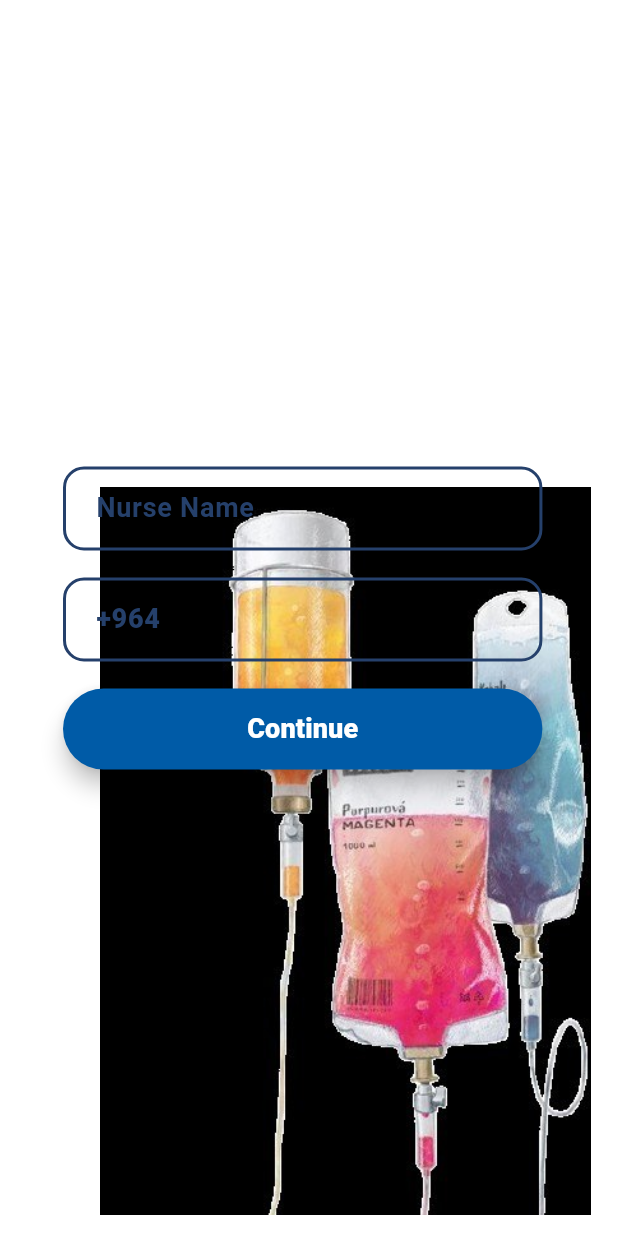
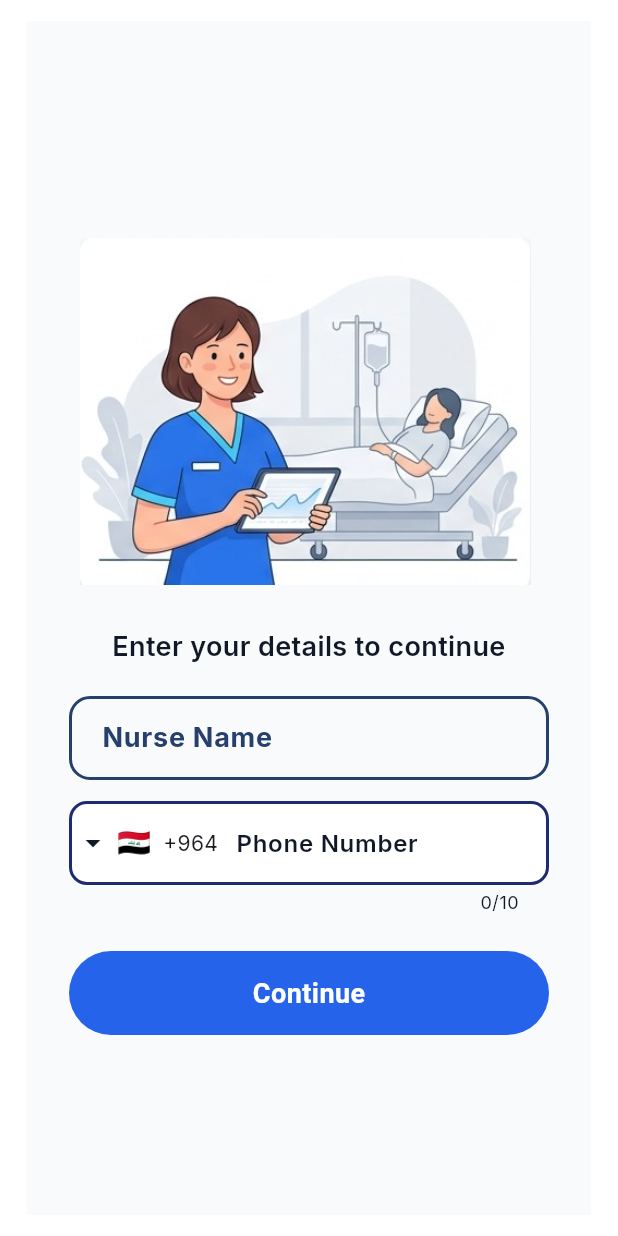
Before and after one commit to zahraai3/ivis, a Flutter app: the screen it shows after launch, on a phone screen of 412 x 824 dp. Run offline on Flutter 3.47's test engine with Material 3 defaults, Android fonts, the phone set to English and light mode, and no system bars; drawn by our look-alikes of intl_phone_field; our stand-ins replace google_fonts.

Commit message:
integrate `google_fonts` and `intl_phone_field` dependencies, implement a new custom theme, and update the introduction screen UI.
- Add `google_fonts` and `intl_phone_field` to `pubspec.yaml`.
- Register new image assets: `datanurse.jpg`, `diffiv.jpg`, `madbg.jpeg`, and `nurse.jpg`.
- Implement a comprehensive theme system in `lib/theme/app_theme.dart` defining medical-styled colors, typography, and component styles.
- Replace standard phone text input with `IntlPhoneField` for better validation and country code support.
- Apply the new theme to `MaterialApp` and refactor the `_introPage` layout with updated styling and assets.
- Update `_logout` and data handling to include `nurseFullPhone`.

```diff
--- a/lib/main.dart
+++ b/lib/main.dart
@@ -1,12 +1,8 @@
-// ============================================================
-// main.dart — ملف التطبيق الرئيسي
-// التطبيق: Codey — نظام مراقبة السيروم الوريدي (IV Monitor)
-// الفكرة: الممرضة تدخل بياناتها وبيانات السيروم، والتطبيق
-//         يتواصل مع جهاز ESP عبر WiFi ويعرض نسبة السيروم المتبقية
-// ============================================================
-
 // import 'dart:convert'; // لتحويل البيانات من/إلى JSON عند التواصل مع الجهاز
 import 'package:flutter/material.dart'; // مكتبة Flutter الأساسية للواجهة
+import 'package:intl_phone_field/intl_phone_field.dart';
+import 'theme/app_theme.dart'; //الملف الخاص بثيم التطبيق بشكل عام
+import 'package:google_fonts/google_fonts.dart';
 // import 'package:http/http.dart' as http; // لإرسال طلبات HTTP للجهاز (ESP)
 
 // ── نقطة البداية ──────────────────────────────────────────
@@ -22,8 +18,9 @@ class CodeyApp extends StatelessWidget {
 
   @override
   Widget build(BuildContext context) {
-    return const MaterialApp(
+    return MaterialApp(
       debugShowCheckedModeBanner: false, // إخفاء شريط DEBUG الأحمر
+      theme: AppTheme.themeData, //اضافه الثيم
       home: CodeySetupScreen(), // الشاشة الأولى عند فتح التطبيق
     );
   }
@@ -149,6 +146,7 @@ class _CodeySetupScreenState extends State<CodeySetupScreen> {
   // المستخدمة فعلياً هي _appLogoutToIntroOnly
   void _logout() {
     nurseNameCtrl.clear();
+    nurseFullPhone = '';
     nursePhoneCtrl.text = '+964';
     roomCtrl.clear();
     _lastSetupKey = '';
@@ -182,9 +180,10 @@ class _CodeySetupScreenState extends State<CodeySetupScreen> {
   // ونقدر نقرأ/نمسح القيمة منه في أي وقت
   final TextEditingController nurseNameCtrl = TextEditingController();
   final TextEditingController nursePhoneCtrl =
-  TextEditingController(text: '+964'); // رقم العراق افتراضي
+  TextEditingController();
   final TextEditingController roomCtrl = TextEditingController();
 
+  String nurseFullPhone = '';
   // ── دالة عرض رسالة مؤقتة (SnackBar) ───────────────────
   // تظهر في أسفل الشاشة لثواني ثم تختفي
   // نتحقق من mounted عشان ما نعرضها لو الشاشة اتدمرت
@@ -865,56 +864,79 @@ class _CodeySetupScreenState extends State<CodeySetupScreen> {
   Widget _introPage(BoxConstraints c) {
     return Stack(
       children: [
-        // خلفية بيضاء
-        const Positioned.fill(
-          child: ColoredBox(color: Colors.white),
+         Positioned.fill(
+          child: ColoredBox(color: AppColors.background),
         ),
-        // صورة كيس السيروم في الخلفية (يمين أسفل)
-        // IgnorePointer عشان ما تستقبل اللمسات وتتعارض مع حقول الإدخال
         Positioned(
-          right: -30,
-          bottom: -20,
+          right: 40,
+          bottom: 420,
           child: IgnorePointer(
             child: Image.asset(
-              'assets/images/ivbag.jpg',
-              width: c.maxWidth * 0.95,
+              'assets/images/nurse.jpg',
+              width: c.maxWidth * 0.8,
               fit: BoxFit.contain,
             ),
           ),
         ),
-        // حقول الإدخال وزر المتابعة
         Align(
-          alignment: Alignment.centerLeft,
-          child: Padding(
-            padding: const EdgeInsets.only(left: 24),
-            child: SizedBox(
-              width: c.maxWidth * 0.85,
+          alignment: Alignment.bottomCenter,
+          child: SingleChildScrollView(
+            padding: const EdgeInsets.symmetric(horizontal: 28),
             child: Column(
               mainAxisSize: MainAxisSize.min,
               crossAxisAlignment: CrossAxisAlignment.stretch,
               children: [
+                const SizedBox(height: 6),
+                Text(
+                  'Enter your details to continue',
+                  textAlign: TextAlign.center,
+                  style: AppTextStyles.bodyMedium.copyWith(
+                    color: AppColors.textPrimary,
+                    fontWeight: FontWeight.w600,
+                    fontSize: 18
+                  ),
+                ),
+
+                const SizedBox(height: 20),
                 _IntroField(controller: nurseNameCtrl, hint: 'Nurse Name'),
-                  const SizedBox(height: 18),
-                  _IntroField(
+                const SizedBox(height: 14),
+                IntlPhoneField(
                   controller: nursePhoneCtrl,
-                    hint: '+964XXXXXXXXXX',
-                    keyboardType: TextInputType.phone,
+                  initialCountryCode: 'IQ', // العراق افتراضي
+                  decoration: InputDecoration(
+                    hintText: 'Phone Number',
+                    hintStyle: TextStyle(
+                    color: AppColors.textPrimary,
+                      fontWeight: FontWeight.w600,
                     ),
-                  const SizedBox(height: 18),
+                    enabledBorder: OutlineInputBorder(
+                    borderRadius: BorderRadius.circular(AppDimensions.radiusMD),
+                    borderSide: const BorderSide(color: Color(0xFF1D2B71), width: 2),
+                    ),
+                    focusedBorder: OutlineInputBorder(
+                    borderRadius: BorderRadius.circular(AppDimensions.radiusMD),
+                    borderSide: const BorderSide(color: AppColors.borderFocused, width: 2),
+                    ),
+                  ),
+                  onChanged: (phone) {
+                    nurseFullPhone = phone.completeNumber; // +9647701234567
+                    // phone.completeNumber يعطيك الرقم كامل مع المفتاح
+                    // مثلاً: +9647701234567
+                  },
+                ),
+                const SizedBox(height: 24),
                 SizedBox(
-                    width: 260,
-                    height: 54,
+                  height: AppDimensions.buttonHeightLG,
                   child: ElevatedButton(
                     style: ElevatedButton.styleFrom(
-                        backgroundColor: const Color(0xFF005BA7),
+                      backgroundColor: AppColors.primary,
                       shape: const StadiumBorder(),
-                        elevation: 6,
+                      elevation: 0,
                     ),
                     onPressed: () async {
                       final name = nurseNameCtrl.text.trim();
                       final phone = nursePhoneCtrl.text.trim();
 
-                        // تحقق إن الاسم مو فاضي
                       if (name.isEmpty) {
                         _showMsg('Please fill name');
                         return;
@@ -942,31 +964,23 @@ class _CodeySetupScreenState extends State<CodeySetupScreen> {
                       if (!mounted) return;
 
                       if (_lastRunning == true) {
-                          setState(() => step = 5); // رجوع للمراقبة
+                        setState(() => step = 5);
                         if (!_running) _startLiveUpdates();
                       } else {
-                          setState(() => step = -2); // انتقل لشاشة الغرفة
+                        setState(() => step = -2);
                       }
                     },
-                      child: const Text(
-                        'Continue',
-                        style: TextStyle(
-                          fontSize: 18,
-                          fontWeight: FontWeight.w800,
-                          color: Colors.white,
+                    child: Text('Continue', style: AppTextStyles.buttonLarge),
                   ),
                 ),
-                    ),
-                  ),
+                const SizedBox(height: 120),
               ],
-              ),
             ),
           ),
         ),
       ],
     );
   }
-
   // ============================================================
   // شاشة رقم الغرفة (step -2)
   // ============================================================
--- /dev/null
+++ b/lib/theme/app_theme.dart
@@ -0,0 +1,476 @@
+// ============================================================
+// app_theme.dart — ثيم التطبيق الكامل
+// التطبيق: Codey — نظام مراقبة السيروم الوريدي
+// ============================================================
+// كيفية الاستخدام:
+//   1. ضع هذا الملف في مجلد lib/theme/app_theme.dart
+//   2. في main.dart أضف: import 'theme/app_theme.dart';
+//   3. في MaterialApp أضف: theme: AppTheme.themeData,
+// ============================================================
+
+import 'package:flutter/material.dart';
+import 'package:flutter/services.dart';
+import 'package:google_fonts/google_fonts.dart';
+
+// ============================================================
+// الألوان الأساسية
+// ============================================================
+class AppColors {
+
+  // ── Primary — أزرق طبي حديث ──
+  static const Color primary        = Color(0xFF2563EB);
+  static const Color primaryLight   = Color(0xFF3B82F6); // نسخة أفتح للـ hover
+  static const Color primaryDark    = Color(0xFF1D4ED8); // نسخة أغمق للـ pressed
+
+  // ── Secondary — أخضر مهدئ ──
+  static const Color secondary      = Color(0xFF10B981);
+  static const Color secondaryLight = Color(0xFF34D399);
+  static const Color secondaryDark  = Color(0xFF059669);
+
+  // ── Background & Surface ──
+  static const Color background     = Color(0xFFF9FAFB); // خلفية التطبيق
+  static const Color surface        = Color(0xFFFFFFFF); // الكروت والبطاقات
+  static const Color surfaceVariant = Color(0xFFF3F4F6); // كروت ثانوية أو inputs
+
+  // ── Accent — سماوي خفيف ──
+  static const Color accent         = Color(0xFF38BDF8);
+  static const Color accentLight    = Color(0xFFBAE6FD);
+
+  // ── النصوص ──
+  static const Color textPrimary    = Color(0xFF111827); // نصوص رئيسية غامقة
+  static const Color textSecondary  = Color(0xFF6B7280); // نصوص وصفية خفيفة
+  static const Color textOnPrimary  = Color(0xFFFFFFFF); // نص فوق الأزرار الملونة
+  static const Color textDisabled   = Color(0xFF9CA3AF); // نص معطّل
+
+  // ── الحالات الطبية (مهم!) ──
+  static const Color success        = Color(0xFF22C55E); // ✅ ناجح / طبيعي
+  static const Color successLight   = Color(0xFFDCFCE7); // خلفية بطاقة النجاح
+  static const Color warning        = Color(0xFFF59E0B); // ⚠️ تحذير / أقل من 50%
+  static const Color warningLight   = Color(0xFFFEF3C7); // خلفية بطاقة التحذير
+  static const Color error          = Color(0xFFEF4444); // 🔴 خطر / أقل من 10%
+  static const Color errorLight     = Color(0xFFFEE2E2); // خلفية بطاقة الخطأ
+
+  // ── الحدود والفواصل ──
+  static const Color border         = Color(0xFFE5E7EB);
+  static const Color borderFocused  = Color(0xFF2563EB); // حدود عند التركيز
+
+  // ── الظلال ──
+  static const Color shadow         = Color(0x1A000000); // ظل خفيف 10% أسود
+
+  // ── Gradient الرئيسي (بديل الـ gradient القديم) ──
+  static const LinearGradient primaryGradient = LinearGradient(
+    begin: Alignment.topLeft,
+    end: Alignment.bottomRight,
+    colors: [Color(0xFF2563EB), Color(0xFF38BDF8)],
+  );
+
+  // ── Gradient للخلفيات الشاشات ──
+  static const LinearGradient backgroundGradient = LinearGradient(
+    begin: Alignment.topCenter,
+    end: Alignment.bottomCenter,
+    colors: [Color(0xFFEFF6FF), Color(0xFFDBEAFE)], // أزرق فاتح جداً
+  );
+}
+
+// ============================================================
+// أنماط النصوص
+
+// ============================================================
+class AppTextStyles {
+
+  // ── العناوين الكبيرة ──
+  static const TextStyle displayLarge = TextStyle(
+    fontSize: 32,
+    fontWeight: FontWeight.w800, // ExtraBold
+    color: AppColors.textPrimary,
+    letterSpacing: -0.5,
+    height: 1.2,
+  );
+
+  static const TextStyle displayMedium = TextStyle(
+    fontSize: 26,
+    fontWeight: FontWeight.w800,
+    color: AppColors.textPrimary,
+    letterSpacing: -0.3,
+    height: 1.25,
+  );
+
+  // ── عناوين الشاشات (بديل _Header الحالي) ──
+  static const TextStyle headlineLarge = TextStyle(
+    fontSize: 24,
+    fontWeight: FontWeight.w700, // Bold
+    color: AppColors.textPrimary,
+    letterSpacing: -0.2,
+  );
+
+  static const TextStyle headlineMedium = TextStyle(
+    fontSize: 20,
+    fontWeight: FontWeight.w700,
+    color: AppColors.textPrimary,
+  );
+
+  static const TextStyle headlineSmall = TextStyle(
+    fontSize: 18,
+    fontWeight: FontWeight.w600, // SemiBold
+    color: AppColors.textPrimary,
+  );
+
+  // ── نصوص الأزرار ──
+  static const TextStyle buttonLarge = TextStyle(
+    fontSize: 18,
+    fontWeight: FontWeight.w700,
+    color: AppColors.textOnPrimary,
+    letterSpacing: 0.3,
+  );
+
+  static const TextStyle buttonMedium = TextStyle(
+    fontSize: 16,
+    fontWeight: FontWeight.w600,
+    color: AppColors.textOnPrimary,
+  );
+
+  // ── نصوص الجسم ──
+  static const TextStyle bodyLarge = TextStyle(
+    fontSize: 16,
+    fontWeight: FontWeight.w400,
+    color: AppColors.textPrimary,
+    height: 1.5,
+  );
+
+  static const TextStyle bodyMedium = TextStyle(
+    fontSize: 14,
+    fontWeight: FontWeight.w400,
+    color: AppColors.textPrimary,
+    height: 1.5,
+  );
+
+  static const TextStyle bodySmall = TextStyle(
+    fontSize: 12,
+    fontWeight: FontWeight.w400,
+    color: AppColors.textSecondary,
+    height: 1.4,
+  );
+
+  // ── نصوص ثانوية ووصفية ──
+  static const TextStyle labelLarge = TextStyle(
+    fontSize: 14,
+    fontWeight: FontWeight.w500, // Medium
+    color: AppColors.textSecondary,
+    letterSpacing: 0.1,
+  );
+
+  static const TextStyle labelMedium = TextStyle(
+    fontSize: 12,
+    fontWeight: FontWeight.w500,
+    color: AppColors.textSecondary,
+    letterSpacing: 0.2,
+  );
+
+  // ── الرقم الكبير في شاشة المراقبة (%) ──
+  static const TextStyle monitorDisplay = TextStyle(
+    fontSize: 72,
+    fontWeight: FontWeight.w800,
+    letterSpacing: -2,
+    height: 1.0,
+    // اللون يتحدد ديناميكياً حسب النسبة — لا نضعه هنا
+  );
+
+  // ── نص صغير لـ ESP / التشخيص ──
+  static const TextStyle caption = TextStyle(
+    fontSize: 11,
+    fontWeight: FontWeight.w400,
+    color: AppColors.textDisabled,
+    letterSpacing: 0.3,
+  );
+}
+
+// ============================================================
+// ثوابت التصميم (Spacing, Radius, Shadows)
+// ============================================================
+class AppDimensions {
+
+  // ── المسافات ──
+  static const double spaceXS  = 4.0;
+  static const double spaceSM  = 8.0;
+  static const double spaceMD  = 16.0;
+  static const double spaceLG  = 24.0;
+  static const double spaceXL  = 32.0;
+  static const double space2XL = 48.0;
+
+  // ── الـ Padding الأفقي للشاشات ──
+  static const double screenPaddingH = 20.0;
+  static const double screenPaddingV = 16.0;
+
+  // ── زوايا الكروت والأزرار ──
+  static const double radiusSM   = 8.0;
+  static const double radiusMD   = 12.0;
+  static const double radiusLG   = 16.0;
+  static const double radiusXL   = 20.0;
+  static const double radiusFull = 999.0; // للأزرار الـ Pill
+
+  // ── ارتفاعات الأزرار ──
+  static const double buttonHeightLG = 56.0;
+  static const double buttonHeightMD = 48.0;
+  static const double buttonHeightSM = 40.0;
+
+  // ── ارتفاعات حقول الإدخال ──
+  static const double inputHeight = 56.0;
+}
+
+// ============================================================
+// الظلال (Shadows)
+// ============================================================
+class AppShadows {
+
+  // ظل خفيف للكروت
+  static List<BoxShadow> get card => [
+    BoxShadow(
+      color: AppColors.shadow,
+      blurRadius: 8,
+      offset: const Offset(0, 2),
+    ),
+  ];
+
+  // ظل متوسط للأزرار
+  static List<BoxShadow> get button => [
+    BoxShadow(
+      color: AppColors.primary.withOpacity(0.25),
+      blurRadius: 12,
+      offset: const Offset(0, 4),
+    ),
+  ];
+
+  // ظل قوي للعناصر العائمة
+  static List<BoxShadow> get floating => [
+    BoxShadow(
+      color: AppColors.shadow,
+      blurRadius: 20,
+      offset: const Offset(0, 8),
+    ),
+  ];
+}
+
+// ============================================================
+// الـ ThemeData الكامل
+// ============================================================
+class AppTheme {
+
+  // ── الثيم الرئيسي ──
+  static ThemeData get themeData {
+    return ThemeData(
+      useMaterial3: true,
+      textTheme: GoogleFonts.interTextTheme(),
+
+      // ── نظام الألوان ──
+      colorScheme: const ColorScheme.light(
+        primary:          AppColors.primary,
+        onPrimary:        AppColors.textOnPrimary,
+        primaryContainer: AppColors.accentLight,
+        secondary:        AppColors.secondary,
+        onSecondary:      AppColors.textOnPrimary,
+        surface:          AppColors.surface,
+        onSurface:        AppColors.textPrimary,
+        error:            AppColors.error,
+        onError:          AppColors.textOnPrimary,
+      ),
+
+      scaffoldBackgroundColor: AppColors.background,
+
+      // ── AppBar ──
+      appBarTheme: const AppBarTheme(
+        backgroundColor:  AppColors.primary,
+        foregroundColor:  AppColors.textOnPrimary,
+        elevation:        0,
+        centerTitle:      true,
+        systemOverlayStyle: SystemUiOverlayStyle(
+          statusBarColor:           Colors.transparent,
+          statusBarIconBrightness:  Brightness.light,
+        ),
+        titleTextStyle: TextStyle(
+          fontFamily:   'Inter',
+          fontSize:     18,
+          fontWeight:   FontWeight.w700,
+          color:        AppColors.textOnPrimary,
+        ),
+      ),
+
+      // ── الأزرار الرئيسية ──
+      elevatedButtonTheme: ElevatedButtonThemeData(
+        style: ElevatedButton.styleFrom(
+          backgroundColor:  AppColors.primary,
+          foregroundColor:  AppColors.textOnPrimary,
+          minimumSize:      const Size(double.infinity, AppDimensions.buttonHeightLG),
+          shape: RoundedRectangleBorder(
+            borderRadius: BorderRadius.circular(AppDimensions.radiusFull),
+          ),
+          elevation:        0,
+          textStyle:        AppTextStyles.buttonLarge,
+          padding: const EdgeInsets.symmetric(
+            horizontal: AppDimensions.spaceLG,
+            vertical:   AppDimensions.spaceMD,
+          ),
+        ),
+      ),
+
+      // ── الأزرار المحددة (Outlined) ──
+      outlinedButtonTheme: OutlinedButtonThemeData(
+        style: OutlinedButton.styleFrom(
+          foregroundColor:  AppColors.primary,
+          side: const BorderSide(color: AppColors.primary, width: 1.5),
+          minimumSize:      const Size(double.infinity, AppDimensions.buttonHeightLG),
+          shape: RoundedRectangleBorder(
+            borderRadius: BorderRadius.circular(AppDimensions.radiusFull),
+          ),
+          textStyle: AppTextStyles.buttonLarge.copyWith(color: AppColors.primary),
+        ),
+      ),
+
+      // ── الأزرار النصية ──
+      textButtonTheme: TextButtonThemeData(
+        style: TextButton.styleFrom(
+          foregroundColor:  AppColors.primary,
+          textStyle:        AppTextStyles.buttonMedium.copyWith(color: AppColors.primary),
+          shape: RoundedRectangleBorder(
+            borderRadius: BorderRadius.circular(AppDimensions.radiusMD),
+          ),
+        ),
+      ),
+
+      // ── حقول الإدخال ──
+      inputDecorationTheme: InputDecorationTheme(
+        filled:           true,
+        fillColor:        AppColors.surface,
+        contentPadding: const EdgeInsets.symmetric(
+          horizontal: AppDimensions.spaceMD,
+          vertical:   AppDimensions.spaceMD,
+        ),
+        hintStyle: AppTextStyles.bodyMedium.copyWith(
+          color: AppColors.textDisabled,
+        ),
+        // الحالة الطبيعية
+        enabledBorder: OutlineInputBorder(
+          borderRadius: BorderRadius.circular(AppDimensions.radiusMD),
+          borderSide: const BorderSide(color: AppColors.border, width: 1.5),
+        ),
+        // عند التركيز
+        focusedBorder: OutlineInputBorder(
+          borderRadius: BorderRadius.circular(AppDimensions.radiusMD),
+          borderSide: const BorderSide(color: AppColors.borderFocused, width: 2),
+        ),
+        // عند الخطأ
+        errorBorder: OutlineInputBorder(
+          borderRadius: BorderRadius.circular(AppDimensions.radiusMD),
+          borderSide: const BorderSide(color: AppColors.error, width: 1.5),
+        ),
+        focusedErrorBorder: OutlineInputBorder(
+          borderRadius: BorderRadius.circular(AppDimensions.radiusMD),
+          borderSide: const BorderSide(color: AppColors.error, width: 2),
+        ),
+        labelStyle: AppTextStyles.labelLarge,
+        errorStyle: AppTextStyles.bodySmall.copyWith(color: AppColors.error),
+      ),
+
+      // ── الكروت ──
+      cardTheme: CardThemeData(
+        color:         AppColors.surface,
+        elevation:     0,
+        shape: RoundedRectangleBorder(
+          borderRadius: BorderRadius.circular(AppDimensions.radiusLG),
+          side: const BorderSide(color: AppColors.border, width: 1),
+        ),
+        margin: const EdgeInsets.symmetric(
+          horizontal: 0,
+          vertical:   AppDimensions.spaceSM,
+        ),
+      ),
+
+      // ── الـ Divider ──
+      dividerTheme: const DividerThemeData(
+        color:     AppColors.border,
+        thickness: 1,
+        space:     AppDimensions.spaceMD,
+      ),
+
+      // ── الـ SnackBar ──
+      snackBarTheme: SnackBarThemeData(
+        backgroundColor:  AppColors.textPrimary,
+        contentTextStyle: AppTextStyles.bodyMedium.copyWith(
+          color: AppColors.textOnPrimary,
+        ),
+        shape: RoundedRectangleBorder(
+          borderRadius: BorderRadius.circular(AppDimensions.radiusMD),
+        ),
+        behavior: SnackBarBehavior.floating,
+        elevation: 4,
+      ),
+
+      // ── الـ Dialog ──
+      dialogTheme: DialogThemeData(
+        backgroundColor:  AppColors.surface,
+        elevation:        0,
+        shape: RoundedRectangleBorder(
+          borderRadius: BorderRadius.circular(AppDimensions.radiusXL),
+        ),
+        titleTextStyle:   AppTextStyles.headlineMedium,
+        contentTextStyle: AppTextStyles.bodyMedium,
+      ),
+
+      // ── الـ Progress Indicator ──
+      progressIndicatorTheme: const ProgressIndicatorThemeData(
+        color:                AppColors.primary,
+        linearTrackColor:     AppColors.accentLight,
+        circularTrackColor:   AppColors.accentLight,
+      ),
+
+      // ── نظام النصوص الكامل ──
+      // textTheme: const TextTheme(
+      //   displayLarge:   AppTextStyles.displayLarge,
+      //   displayMedium:  AppTextStyles.displayMedium,
+      //   headlineLarge:  AppTextStyles.headlineLarge,
+      //   headlineMedium: AppTextStyles.headlineMedium,
+      //   headlineSmall:  AppTextStyles.headlineSmall,
+      //   bodyLarge:      AppTextStyles.bodyLarge,
+      //   bodyMedium:     AppTextStyles.bodyMedium,
+      //   bodySmall:      AppTextStyles.bodySmall,
+      //   labelLarge:     AppTextStyles.labelLarge,
+      //   labelMedium:    AppTextStyles.labelMedium,
+      // ),
+    );
+  }
+}
+
+// ============================================================
+// دوال مساعدة للحالات الطبية
+// ============================================================
+// هذه الدوال تستخدم في شاشة المراقبة عشان تحدد اللون
+// حسب نسبة السيروم المتبقية
+class IVStatusHelper {
+
+  /// لون الـ % حسب نسبة السيروم
+  static Color percentColor(double percent) {
+    if (percent <= 10) return AppColors.error;    // 🔴 خطر
+    if (percent < 50)  return AppColors.warning;  // 🟡 تحذير
+    return AppColors.success;                      // 🟢 طبيعي
+  }
+
+  /// لون الخلفية الفاتح حسب النسبة (للكروت)
+  static Color percentBgColor(double percent) {
+    if (percent <= 10) return AppColors.errorLight;
+    if (percent < 50)  return AppColors.warningLight;
+    return AppColors.successLight;
+  }
+
+  /// نص الحالة حسب النسبة
+  static String percentLabel(double percent) {
+    if (percent <= 10) return 'Critical — Replace Soon';
+    if (percent < 50)  return 'Monitor Closely';
+    return 'Normal';
+  }
+
+  /// أيقونة الحالة حسب النسبة
+  static IconData percentIcon(double percent) {
+    if (percent <= 10) return Icons.warning_rounded;
+    if (percent < 50)  return Icons.info_rounded;
+    return Icons.check_circle_rounded;
+  }
+}
```
Also changed, not shown: pubspec.yaml (+8 -0 lines), assets/images/datanurse.jpg (added), assets/images/diffiv.jpg (added), assets/images/madbg.jpeg (added), assets/images/nurse.jpg (added), pubspec.lock. Lines whose indentation alone changed are shown as unchanged.
